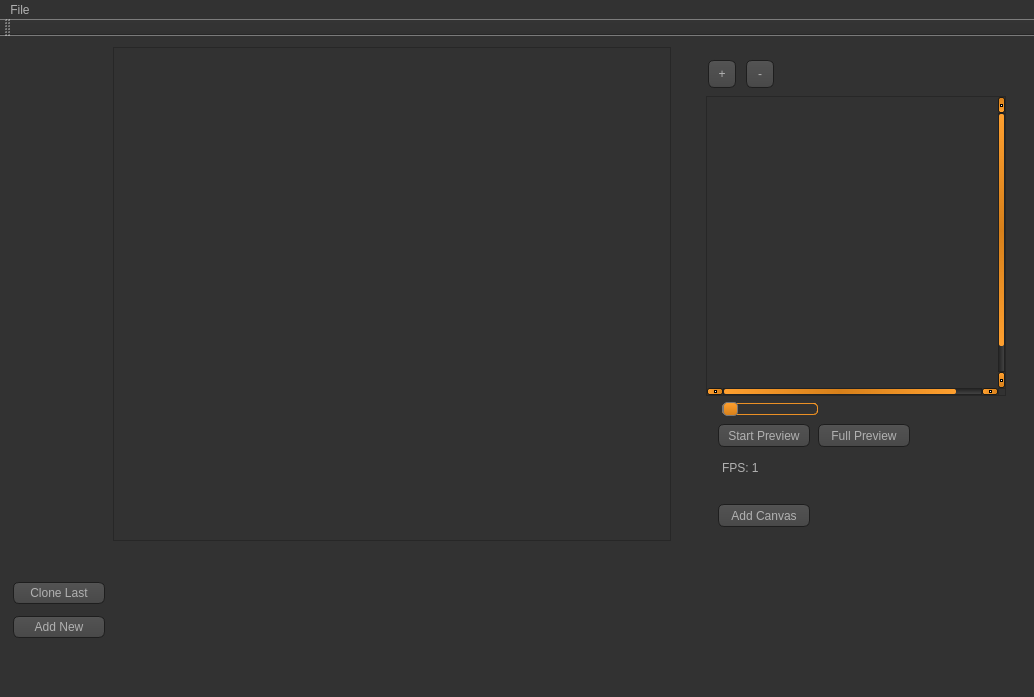
Old version of the form mainwindow.ui in the repository jacobthebrown/Jotoshop.
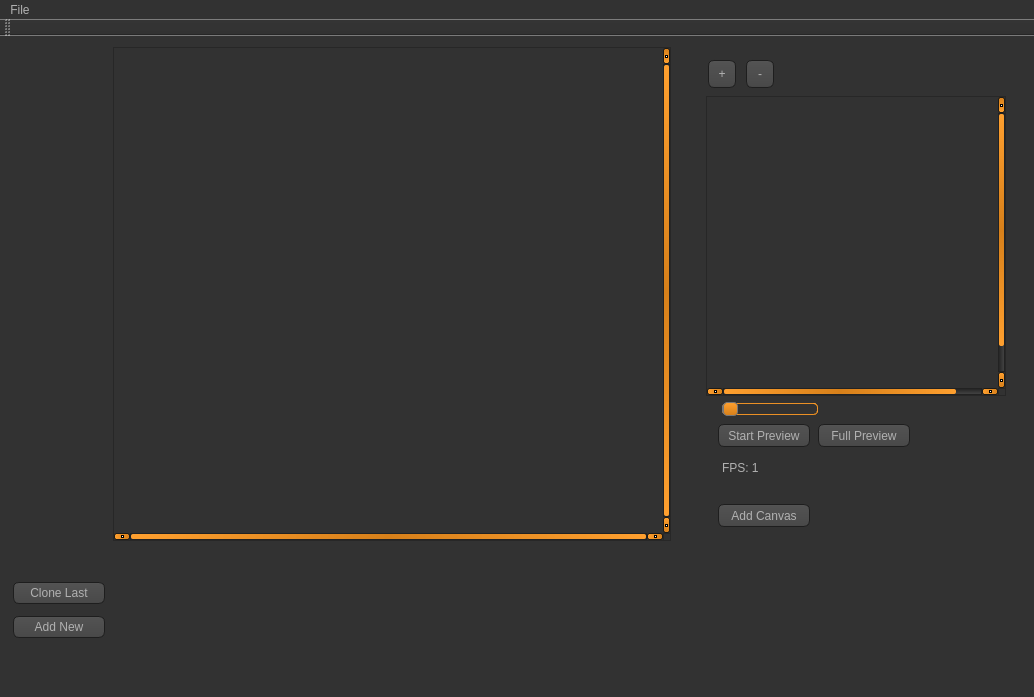
New version of the form. Icons and pictures are not drawn. Custom widgets are drawn as their Qt base class.

Patch:
```diff
--- a/mainwindow.ui
+++ b/mainwindow.ui
@@ -7,7 +7,7 @@
     <x>0</x>
     <y>0</y>
     <width>1034</width>
-    <height>682</height>
+    <height>697</height>
    </rect>
   </property>
   <property name="mouseTracking">
@@ -1043,6 +1043,30 @@
         </property>
         <item>
          <widget class="QScrollArea" name="scrollArea">
+           <property name="sizePolicy">
+            <sizepolicy hsizetype="Expanding" vsizetype="Expanding">
+             <horstretch>0</horstretch>
+             <verstretch>0</verstretch>
+            </sizepolicy>
+           </property>
+           <property name="minimumSize">
+            <size>
+             <width>300</width>
+             <height>300</height>
+            </size>
+           </property>
+           <property name="sizeIncrement">
+            <size>
+             <width>16</width>
+             <height>16</height>
+            </size>
+           </property>
+           <property name="verticalScrollBarPolicy">
+            <enum>Qt::ScrollBarAlwaysOn</enum>
+           </property>
+           <property name="horizontalScrollBarPolicy">
+            <enum>Qt::ScrollBarAlwaysOn</enum>
+           </property>
           <property name="widgetResizable">
            <bool>true</bool>
           </property>
@@ -1051,40 +1075,52 @@
             <rect>
              <x>0</x>
              <y>0</y>
-==== BASE ====
-             <width>28</width>
-             <height>464</height>
-==== BASE ====
+              <width>318</width>
+              <height>318</height>
             </rect>
            </property>
            <property name="sizePolicy">
-            <sizepolicy hsizetype="Ignored" vsizetype="Ignored">
+             <sizepolicy hsizetype="Expanding" vsizetype="Expanding">
              <horstretch>0</horstretch>
              <verstretch>0</verstretch>
             </sizepolicy>
            </property>
+            <layout class="QGridLayout" name="gridLayout_2">
+             <item row="0" column="0">
            <widget class="QWidgetCanvas" name="Canvas" native="true">
-            <property name="geometry">
-             <rect>
-              <x>10</x>
-              <y>10</y>
-              <width>158</width>
-              <height>78</height>
-             </rect>
-            </property>
             <property name="sizePolicy">
-             <sizepolicy hsizetype="Ignored" vsizetype="Ignored">
+                <sizepolicy hsizetype="Preferred" vsizetype="Preferred">
               <horstretch>0</horstretch>
               <verstretch>0</verstretch>
              </sizepolicy>
             </property>
+               <property name="minimumSize">
+                <size>
+                 <width>300</width>
+                 <height>300</height>
+                </size>
+               </property>
             <property name="maximumSize">
              <size>
               <width>300</width>
               <height>300</height>
              </size>
             </property>
-           </widget>
+               <property name="sizeIncrement">
+                <size>
+                 <width>16</width>
+                 <height>16</height>
+                </size>
+               </property>
+               <property name="mouseTracking">
+                <bool>false</bool>
+               </property>
+               <property name="autoFillBackground">
+                <bool>false</bool>
+               </property>
+              </widget>
+             </item>
+            </layout>
           </widget>
          </widget>
         </item>
```
Left out of the diff: 8 changed lines with no effect on the pictures. Lines whose indentation alone changed are shown as unchanged.
